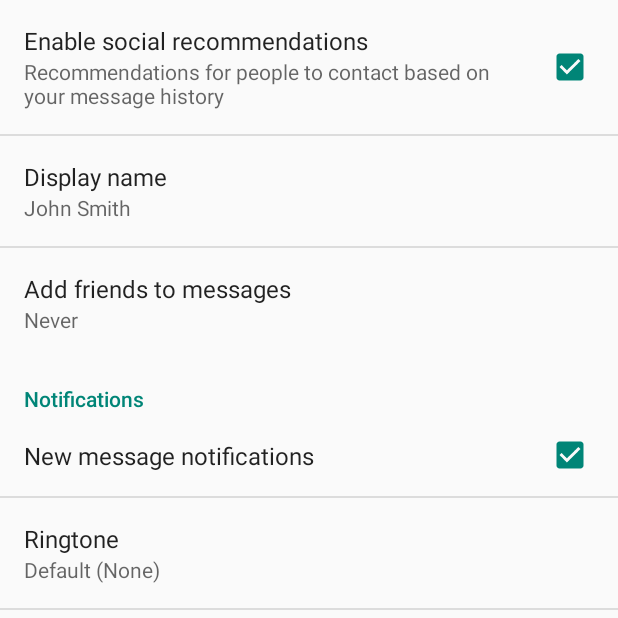
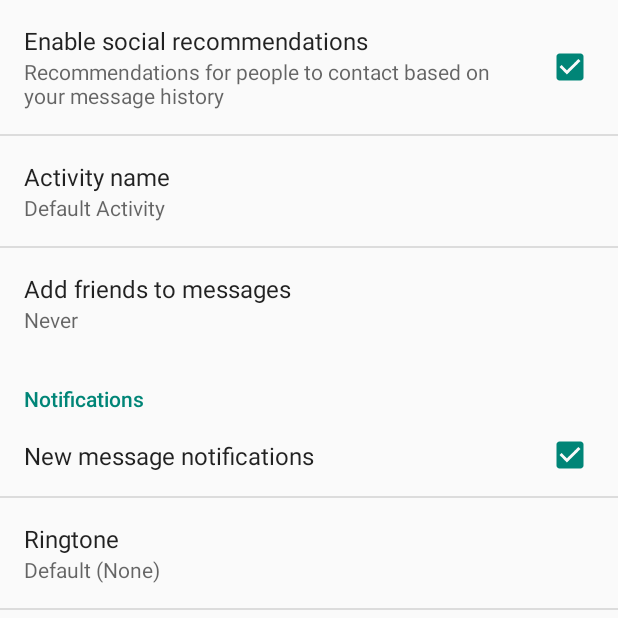
Before and after one commit to Todtaure/ThemeProjectITSMAP_G21, an Android app: the SettingsActivity screen opened directly, with no data from a screen before it, on a phone screen of 412 x 824 dp, the top half of it. Run offline under Robolectric (Android 15) with nearby library versions, the phone set to English and light mode, and no system bars.

Commit message:
Preference changes.

```diff
--- a/app/src/main/java/com/example/chronos/themeprojectitsmap_201270746/Service/ReminderService.java
+++ b/app/src/main/java/com/example/chronos/themeprojectitsmap_201270746/Service/ReminderService.java
@@ -102,17 +102,16 @@ public class ReminderService extends Service {
 
             if(bundle.getBoolean(Constants.Debug.IS_DEBUG, false))
             {
-                getBaseContext().deleteDatabase(ReminderDbHelper.DATABASE_NAME);
                 runTestDatabase();
-                getBaseContext().deleteDatabase(ReminderDbHelper.DATABASE_NAME);
+                stopSelf(serviceId);
             }
-
-            stopSelf(serviceId);
         }
 
-        private void runTestDatabase()
-        {
+        private void runTestDatabase() {
+
             Log.d(Constants.Debug.LOG_TAG, "Starting Database test.");
+            getBaseContext().deleteDatabase(ReminderDbHelper.DATABASE_NAME);
+
             boolean success = false;
             dataSource.open();
 
@@ -177,6 +176,7 @@ public class ReminderService extends Service {
             Log.d(Constants.Debug.LOG_TAG, "Deleted Test Activity.");
 
             dataSource.close();
+            getBaseContext().deleteDatabase(ReminderDbHelper.DATABASE_NAME);
         }
 
         public void handleReminderTimeout()
--- a/app/src/main/res/values/strings_activity_settings.xml
+++ b/app/src/main/res/values/strings_activity_settings.xml
@@ -11,8 +11,8 @@
         based on your message history
     </string>
 
-    <string name="pref_title_display_name">Display name</string>
-    <string name="pref_default_display_name">John Smith</string>
+    <string name="pref_title_activity_name">Activity name</string>
+    <string name="pref_default_activity_name">Default Activity</string>
 
     <string name="pref_title_add_friends_to_messages">Add friends to messages</string>
     <string-array name="pref_example_list_titles">
--- a/app/src/main/res/xml/pref_general.xml
+++ b/app/src/main/res/xml/pref_general.xml
@@ -10,8 +10,8 @@
     <!-- NOTE: EditTextPreference's summary should be set to its value by the activity code. -->
     <EditTextPreference
         android:key="example_text"
-        android:title="@string/pref_title_display_name"
-        android:defaultValue="@string/pref_default_display_name"
+        android:title="@string/pref_title_activity_name"
+        android:defaultValue="@string/pref_default_activity_name"
         android:selectAllOnFocus="true"
         android:inputType="textCapWords"
         android:capitalize="words"
```
Also changed, not shown: 1 other file.
